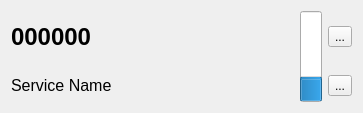
Old version of the form otpwidget.ui in the repository harvmaster/OneTimePass.
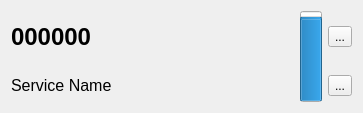
New version of the form. Icons and pictures are not drawn.

Patch:
```diff
--- a/otpwidget.ui
+++ b/otpwidget.ui
@@ -31,11 +31,14 @@
    </item>
    <item row="0" column="1" rowspan="2">
     <widget class="QProgressBar" name="timerBar">
+     <property name="maximum">
+      <number>30</number>
+     </property>
      <property name="value">
-      <number>24</number>
+      <number>27</number>
      </property>
      <property name="textVisible">
-      <bool>false</bool>
+      <bool>true</bool>
      </property>
      <property name="orientation">
       <enum>Qt::Vertical</enum>
```
Left out of the diff: 6 changed lines with no effect on the pictures.
